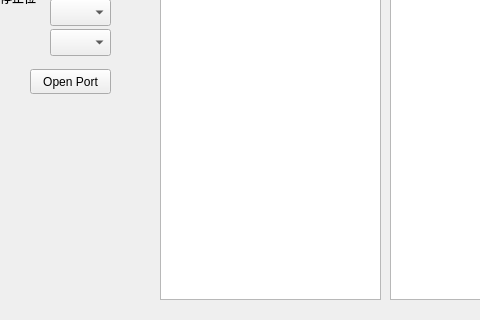
This is mainwindow.ui in BillyMC/SerialAssist as Qt 5 draws it before an edit; both pictures show x 0 to 480 and y 118 to 438 of the 620 by 589 pixel window. The edited form follows.
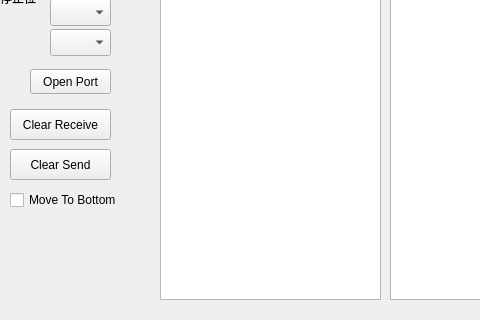
This is the edited form.

Diff of the .ui file:
```diff
--- a/mainwindow.ui
+++ b/mainwindow.ui
@@ -208,6 +208,45 @@
      <string>卡号</string>
     </property>
    </widget>
+   <widget class="QToolButton" name="tbtn_ClearReceive">
+    <property name="geometry">
+     <rect>
+      <x>10</x>
+      <y>210</y>
+      <width>101</width>
+      <height>31</height>
+     </rect>
+    </property>
+    <property name="text">
+     <string>Clear Receive</string>
+    </property>
+   </widget>
+   <widget class="QToolButton" name="tbtn_ClearSend">
+    <property name="geometry">
+     <rect>
+      <x>10</x>
+      <y>250</y>
+      <width>101</width>
+      <height>31</height>
+     </rect>
+    </property>
+    <property name="text">
+     <string>Clear Send</string>
+    </property>
+   </widget>
+   <widget class="QCheckBox" name="cbox_AutoBottom">
+    <property name="geometry">
+     <rect>
+      <x>10</x>
+      <y>290</y>
+      <width>121</width>
+      <height>22</height>
+     </rect>
+    </property>
+    <property name="text">
+     <string>Move To Bottom</string>
+    </property>
+   </widget>
   </widget>
   <widget class="QMenuBar" name="menuBar">
    <property name="geometry">
```
